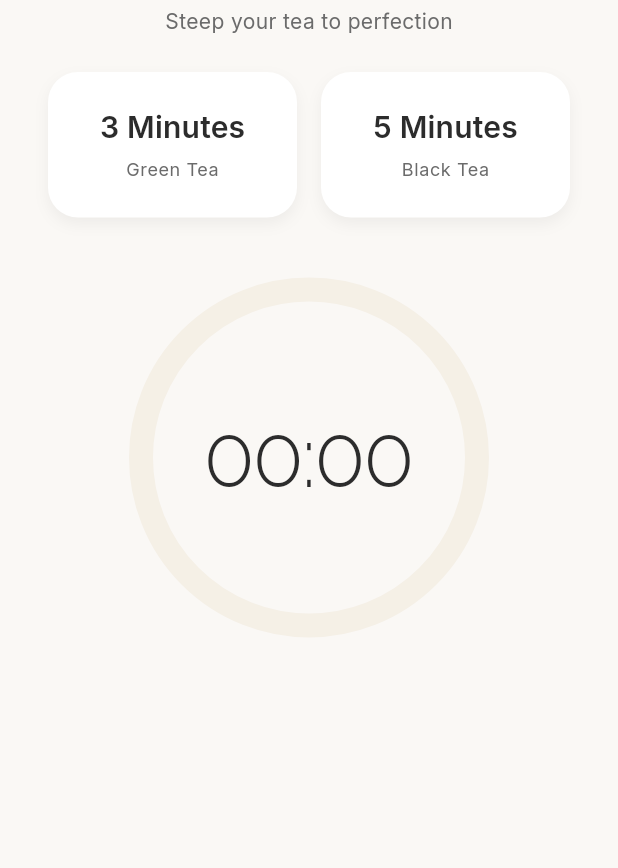
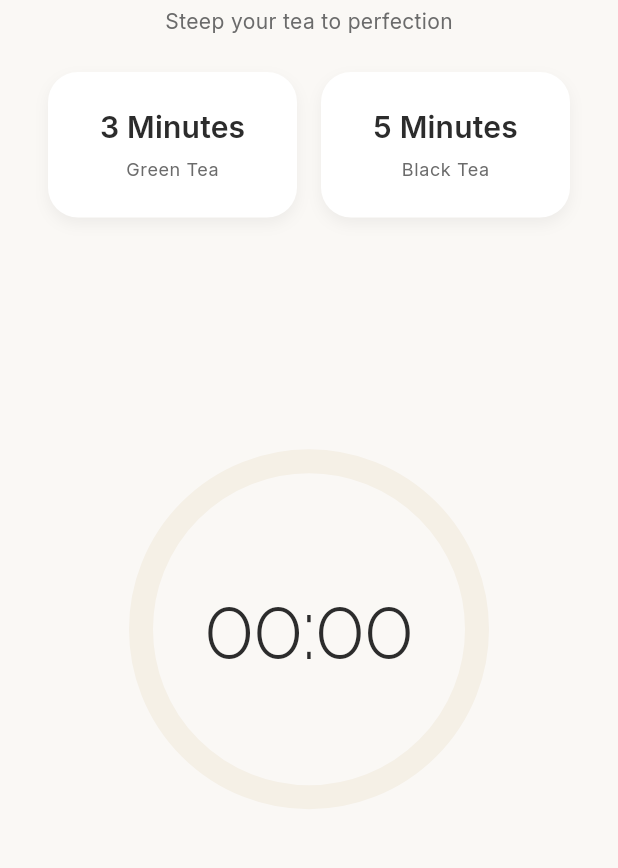
Before and after one commit to alexander-leitch/tea-timer, a Flutter app: the screen it shows after launch, on a phone screen of 412 x 824 dp, the part 123-991 px from its top. Run offline on Flutter 3.47's test engine with Material 3 defaults, Android fonts, the phone set to English and light mode, and no system bars; our stand-ins replace audioplayers, flutter_riverpod, google_fonts.

Commit message:
Add dark mode support, centered timer layout, always-visible duration buttons, and inactive control button states

```diff
--- a/lib/config/theme.dart
+++ b/lib/config/theme.dart
@@ -3,7 +3,7 @@ import 'package:google_fonts/google_fonts.dart';
 
 /// App theme configuration with calm, aesthetic colors
 class AppTheme {
-  // Color palette - soft, calming tones
+  // Light mode color palette - soft, calming tones
   static const Color primaryColor = Color(0xFF8B9D83); // Soft sage green
   static const Color secondaryColor = Color(0xFFE8DCC4); // Warm beige
   static const Color accentColor = Color(0xFFC5B3D5); // Soft lavender
@@ -13,18 +13,71 @@ class AppTheme {
   static const Color textSecondary = Color(0xFF6B6B6B); // Gray
   static const Color timerActive = Color(0xFF7A8F72); // Darker sage
 
+  // Dark mode color palette - calm, muted dark tones
+  static const Color darkPrimaryColor = Color(0xFF9FB396); // Lighter sage for contrast
+  static const Color darkSecondaryColor = Color(0xFF6B5D4F); // Muted brown
+  static const Color darkAccentColor = Color(0xFFB5A0C8); // Muted lavender
+  static const Color darkBackgroundColor = Color(0xFF1A1A1A); // Deep charcoal
+  static const Color darkSurfaceColor = Color(0xFF2D2D2D); // Dark gray
+  static const Color darkTextPrimary = Color(0xFFE8E8E8); // Off-white text
+  static const Color darkTextSecondary = Color(0xFFB0B0B0); // Light gray
+  static const Color darkTimerActive = Color(0xFFA8BDA0); // Lighter sage for visibility
+
   /// Creates the light theme for the app
   static ThemeData get lightTheme {
+    return _buildTheme(
+      brightness: Brightness.light,
+      primary: primaryColor,
+      secondary: secondaryColor,
+      accent: accentColor,
+      background: backgroundColor,
+      surface: surfaceColor,
+      textPrimary: textPrimary,
+      textSecondary: textSecondary,
+    );
+  }
+
+  /// Creates the dark theme for the app
+  static ThemeData get darkTheme {
+    return _buildTheme(
+      brightness: Brightness.dark,
+      primary: darkPrimaryColor,
+      secondary: darkSecondaryColor,
+      accent: darkAccentColor,
+      background: darkBackgroundColor,
+      surface: darkSurfaceColor,
+      textPrimary: darkTextPrimary,
+      textSecondary: darkTextSecondary,
+    );
+  }
+
+  /// Build theme with given colors
+  static ThemeData _buildTheme({
+    required Brightness brightness,
+    required Color primary,
+    required Color secondary,
+    required Color accent,
+    required Color background,
+    required Color surface,
+    required Color textPrimary,
+    required Color textSecondary,
+  }) {
     return ThemeData(
       useMaterial3: true,
-      colorScheme: ColorScheme.light(
-        primary: primaryColor,
-        secondary: secondaryColor,
-        surface: surfaceColor,
+      brightness: brightness,
+      colorScheme: ColorScheme(
+        brightness: brightness,
+        primary: primary,
+        secondary: secondary,
+        surface: surface,
         onSurface: textPrimary,
-        tertiary: accentColor,
+        tertiary: accent,
+        onPrimary: brightness == Brightness.light ? Colors.white : darkBackgroundColor,
+        onSecondary: brightness == Brightness.light ? textPrimary : darkTextPrimary,
+        error: brightness == Brightness.light ? const Color(0xFFD32F2F) : const Color(0xFFEF5350),
+        onError: Colors.white,
       ),
-      scaffoldBackgroundColor: backgroundColor,
+      scaffoldBackgroundColor: background,
 
       // Typography using Google Fonts
       textTheme: TextTheme(
@@ -108,18 +161,18 @@ class AppTheme {
       // Card theme
       cardTheme: CardTheme(
         elevation: 2,
-        shadowColor: Colors.black.withOpacity(0.1),
+        shadowColor: Colors.black.withOpacity(brightness == Brightness.light ? 0.1 : 0.3),
         shape: RoundedRectangleBorder(
           borderRadius: BorderRadius.circular(16),
         ),
-        color: surfaceColor,
+        color: surface,
       ),
 
       // Elevated button theme
       elevatedButtonTheme: ElevatedButtonThemeData(
         style: ElevatedButton.styleFrom(
-          backgroundColor: primaryColor,
-          foregroundColor: Colors.white,
+          backgroundColor: primary,
+          foregroundColor: brightness == Brightness.light ? Colors.white : darkBackgroundColor,
           elevation: 0,
           padding: const EdgeInsets.symmetric(horizontal: 32, vertical: 16),
           shape: RoundedRectangleBorder(
@@ -134,8 +187,8 @@ class AppTheme {
       ),
 
       // Icon theme
-      iconTheme: const IconThemeData(
-        color: primaryColor,
+      iconTheme: IconThemeData(
+        color: primary,
         size: 24,
       ),
     );
--- a/lib/main.dart
+++ b/lib/main.dart
@@ -22,6 +22,8 @@ class TeaTimerApp extends StatelessWidget {
       title: 'Tea Timer',
       debugShowCheckedModeBanner: false,
       theme: AppTheme.lightTheme,
+      darkTheme: AppTheme.darkTheme,
+      themeMode: ThemeMode.system, // Automatically switch based on system settings
       home: const TimerScreen(),
     );
   }
--- a/lib/screens/timer_screen.dart
+++ b/lib/screens/timer_screen.dart
@@ -76,7 +76,14 @@ class _TimerScreenState extends ConsumerState<TimerScreen> {
 
     return Scaffold(
       body: SafeArea(
-        child: SingleChildScrollView(
+        child: LayoutBuilder(
+          builder: (context, constraints) {
+            return SingleChildScrollView(
+              child: ConstrainedBox(
+                constraints: BoxConstraints(
+                  minHeight: constraints.maxHeight,
+                ),
+                child: IntrinsicHeight(
                   child: Padding(
                     padding: const EdgeInsets.all(24.0),
                     child: Column(
@@ -91,14 +98,13 @@ class _TimerScreenState extends ConsumerState<TimerScreen> {
                         Text(
                           'Steep your tea to perfection',
                           style: Theme.of(context).textTheme.bodyMedium?.copyWith(
-                        color: AppTheme.textSecondary,
+                                color: Theme.of(context).textTheme.bodySmall?.color,
                               ),
                         ),
 
                         const SizedBox(height: 24),
 
-                // Duration selector (only show when idle)
-                if (timerState.status == TimerStatus.idle)
+                        // Duration selector (always visible)
                         DurationSelector(
                           selectedDuration: timerState.selectedDuration == 0
                               ? null
@@ -113,7 +119,8 @@ class _TimerScreenState extends ConsumerState<TimerScreen> {
                           },
                         ),
 
-                const SizedBox(height: 40),
+                        // Spacer to push timer to center
+                        const Spacer(),
 
                         // Circular timer visualization
                         SizedBox(
@@ -127,10 +134,10 @@ class _TimerScreenState extends ConsumerState<TimerScreen> {
                                 size: const Size(240, 240),
                                 painter: CircularTimerPainter(
                                   progress: timerState.progress,
-                          backgroundColor: AppTheme.secondaryColor.withOpacity(0.3),
+                                  backgroundColor: Theme.of(context).colorScheme.secondary.withOpacity(0.3),
                                   progressColor: timerState.status == TimerStatus.completed
-                              ? AppTheme.accentColor
-                              : AppTheme.timerActive,
+                                      ? Theme.of(context).colorScheme.tertiary
+                                      : Theme.of(context).colorScheme.primary.withOpacity(0.8),
                                   strokeWidth: 16,
                                 ),
                               ),
@@ -150,7 +157,6 @@ class _TimerScreenState extends ConsumerState<TimerScreen> {
                                     Text(
                                       _getStatusText(timerState.status),
                                       style: Theme.of(context).textTheme.bodySmall?.copyWith(
-                                    color: AppTheme.textSecondary,
                                             fontSize: 14,
                                           ),
                                     ),
@@ -160,15 +166,20 @@ class _TimerScreenState extends ConsumerState<TimerScreen> {
                           ),
                         ),
 
-                const SizedBox(height: 40),
+                        // Spacer to push controls to bottom
+                        const Spacer(),
 
-                // Control buttons
+                        // Control buttons at bottom
                         _buildControlButtons(timerState, timerController),
 
                         const SizedBox(height: 24),
                       ],
                     ),
                   ),
+                ),
+              ),
+            );
+          },
         ),
       ),
     );
@@ -189,27 +200,31 @@ class _TimerScreenState extends ConsumerState<TimerScreen> {
             icon: Icons.refresh,
             label: 'Reset',
             onPressed: controller.reset,
+            isActive: true,
           ),
         ),
 
         const SizedBox(width: 16),
 
-        // Pause/Resume button (no play button when idle since timer auto-starts)
-        if (state.status == TimerStatus.running)
+        // Pause button (active when running, inactive otherwise)
         Expanded(
           child: _ControlCard(
             icon: Icons.pause,
             label: 'Pause',
-              onPressed: controller.pause,
+            onPressed: state.status == TimerStatus.running ? controller.pause : null,
+            isActive: state.status == TimerStatus.running,
           ),
         ),
 
-        if (state.status == TimerStatus.paused)
+        const SizedBox(width: 16),
+
+        // Resume button (active when paused, inactive otherwise)
         Expanded(
           child: _ControlCard(
             icon: Icons.play_arrow,
             label: 'Resume',
-              onPressed: controller.resume,
+            onPressed: state.status == TimerStatus.paused ? controller.resume : null,
+            isActive: state.status == TimerStatus.paused,
           ),
         ),
       ],
@@ -235,12 +250,14 @@ class _TimerScreenState extends ConsumerState<TimerScreen> {
 class _ControlCard extends StatefulWidget {
   final IconData icon;
   final String label;
-  final VoidCallback onPressed;
+  final VoidCallback? onPressed;
+  final bool isActive;
 
   const _ControlCard({
     required this.icon,
     required this.label,
-    required this.onPressed,
+    this.onPressed,
+    this.isActive = true,
   });
 
   @override
@@ -272,12 +289,16 @@ class _ControlCardState extends State<_ControlCard>
   }
 
   void _handleTapDown(TapDownDetails details) {
+    if (widget.isActive && widget.onPressed != null) {
       _controller.forward();
+    }
   }
 
   void _handleTapUp(TapUpDetails details) {
+    if (widget.isActive && widget.onPressed != null) {
       _controller.reverse();
-    widget.onPressed();
+      widget.onPressed!();
+    }
   }
 
   void _handleTapCancel() {
@@ -286,7 +307,9 @@ class _ControlCardState extends State<_ControlCard>
 
   @override
   Widget build(BuildContext context) {
-    return GestureDetector(
+    return Opacity(
+      opacity: widget.isActive ? 1.0 : 0.3,
+      child: GestureDetector(
         onTapDown: _handleTapDown,
         onTapUp: _handleTapUp,
         onTapCancel: _handleTapCancel,
@@ -295,7 +318,7 @@ class _ControlCardState extends State<_ControlCard>
           child: Container(
             padding: const EdgeInsets.symmetric(vertical: 20, horizontal: 16),
             decoration: BoxDecoration(
-            color: AppTheme.surfaceColor,
+              color: Theme.of(context).colorScheme.surface,
               borderRadius: BorderRadius.circular(20),
               boxShadow: [
                 BoxShadow(
@@ -310,17 +333,16 @@ class _ControlCardState extends State<_ControlCard>
               children: [
                 Icon(
                   widget.icon,
-                color: AppTheme.primaryColor,
+                  color: Theme.of(context).colorScheme.primary,
                   size: 32,
                 ),
                 const SizedBox(height: 8),
                 Text(
                   widget.label,
-                style: Theme.of(context).textTheme.titleMedium?.copyWith(
-                      color: AppTheme.textPrimary,
-                    ),
+                  style: Theme.of(context).textTheme.titleMedium,
                 ),
               ],
+            ),
           ),
         ),
       ),
--- a/lib/widgets/duration_selector.dart
+++ b/lib/widgets/duration_selector.dart
@@ -101,13 +101,13 @@ class _DurationCardState extends State<_DurationCard>
           padding: const EdgeInsets.all(24),
           decoration: BoxDecoration(
             color: widget.isSelected
-                ? AppTheme.primaryColor
-                : AppTheme.surfaceColor,
+                ? Theme.of(context).colorScheme.primary
+                : Theme.of(context).colorScheme.surface,
             borderRadius: BorderRadius.circular(20),
             boxShadow: [
               BoxShadow(
                 color: widget.isSelected
-                    ? AppTheme.primaryColor.withOpacity(0.3)
+                    ? Theme.of(context).colorScheme.primary.withOpacity(0.3)
                     : Colors.black.withOpacity(0.05),
                 blurRadius: widget.isSelected ? 16 : 8,
                 offset: const Offset(0, 4),
@@ -122,8 +122,8 @@ class _DurationCardState extends State<_DurationCard>
                 widget.option.label,
                 style: Theme.of(context).textTheme.titleLarge?.copyWith(
                       color: widget.isSelected
-                          ? Colors.white
-                          : AppTheme.textPrimary,
+                          ? Theme.of(context).colorScheme.onPrimary
+                          : Theme.of(context).textTheme.titleLarge?.color,
                       fontWeight: FontWeight.w600,
                     ),
               ),
@@ -134,8 +134,8 @@ class _DurationCardState extends State<_DurationCard>
                 widget.option.subtitle,
                 style: Theme.of(context).textTheme.bodySmall?.copyWith(
                       color: widget.isSelected
-                          ? Colors.white.withOpacity(0.9)
-                          : AppTheme.textSecondary,
+                          ? Theme.of(context).colorScheme.onPrimary.withOpacity(0.9)
+                          : Theme.of(context).textTheme.bodySmall?.color,
                     ),
               ),
             ],
```
Also changed, not shown: 1 other file. Lines whose indentation alone changed are shown as unchanged.
